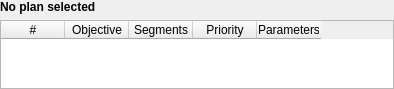
This is ExternalBeamPlanning/Widgets/UI/qMRMLObjectivesTableWidget.ui in SlicerRt/SlicerRT as Qt 5 draws it before an edit. The edited form follows.
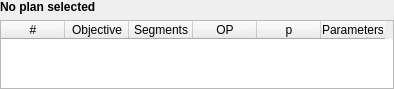
This is the edited form.

Commit message: Adding overlap priority to ovjectives table & change "priority" to "penalty" (no logic yet to ensure same OP for the same segment in different objective)

```diff
--- a/ExternalBeamPlanning/Widgets/UI/qMRMLObjectivesTableWidget.ui
+++ b/ExternalBeamPlanning/Widgets/UI/qMRMLObjectivesTableWidget.ui
@@ -78,7 +78,7 @@
       <bool>true</bool>
      </property>
      <property name="columnCount">
-      <number>5</number>
+      <number>6</number>
      </property>
      <attribute name="horizontalHeaderDefaultSectionSize">
       <number>64</number>
@@ -109,10 +109,18 @@
      </column>
      <column>
       <property name="text">
-       <string>Priority</string>
+       <string>OP</string>
       </property>
       <property name="toolTip">
-       <string>priorites for objective</string>
+       <string>Overlap Priority (Smaller number overlaps higher number)</string>
+      </property>
+     </column>
+     <column>
+      <property name="text">
+       <string>p</string>
+      </property>
+      <property name="toolTip">
+       <string>optimization penalty</string>
       </property>
      </column>
      <column>
```
The commit also changes 3 other files.
